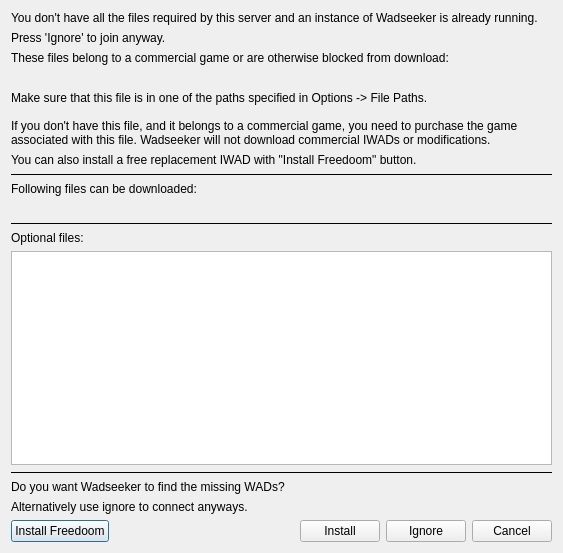
This is src/core/gui/missingwadsdialog.ui in drfrag666/doomseeker-unofficial as Qt 5 draws it before an edit. The edited form follows.
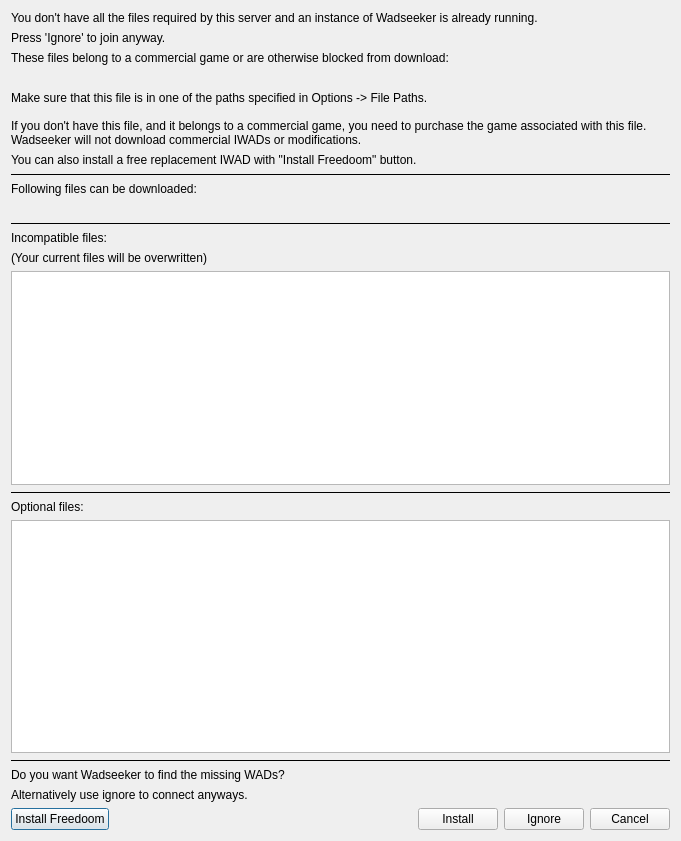
This is the edited form.

Commit message: - More work on issue #3369 -- Now plugins are able to pass any amount of checksums with its PWads (with "PWad::addChecksums") (Checksums being the hash and the algorithm used) -- Incompatible wads are listed in the "WADs" column on the MainWindow -- Trying to join a server or clicking the "Find Missing WADs" button (right click on a server) will check for invalid hashes -- The MissingWadsDialog now lists incompatible wads, which you can de/select (selected by default), and returns the selected ones (very similar as optional WADs) - Some rewrites (especially on MissingWadsDialog)

```diff
--- a/src/core/gui/missingwadsdialog.ui
+++ b/src/core/gui/missingwadsdialog.ui
@@ -6,8 +6,8 @@
    <rect>
     <x>0</x>
     <y>0</y>
-    <width>563</width>
-    <height>553</height>
+    <width>681</width>
+    <height>841</height>
    </rect>
   </property>
   <property name="windowTitle">
@@ -179,6 +179,51 @@
         </layout>
        </widget>
       </item>
+      <item>
+       <widget class="QWidget" name="areaIncompatibleFiles" native="true">
+        <layout class="QVBoxLayout" name="verticalLayout_7">
+         <property name="leftMargin">
+          <number>0</number>
+         </property>
+         <property name="topMargin">
+          <number>0</number>
+         </property>
+         <property name="rightMargin">
+          <number>0</number>
+         </property>
+         <property name="bottomMargin">
+          <number>0</number>
+         </property>
+         <item>
+          <widget class="QLabel" name="label_13">
+           <property name="text">
+            <string>Incompatible files:</string>
+           </property>
+          </widget>
+         </item>
+         <item>
+          <widget class="QLabel" name="label_14">
+           <property name="text">
+            <string>(Your current files will be overwritten)</string>
+           </property>
+          </widget>
+         </item>
+         <item>
+          <widget class="QListWidget" name="incompatibleFilesList"/>
+         </item>
+         <item>
+          <widget class="Line" name="line_7">
+           <property name="frameShadow">
+            <enum>QFrame::Plain</enum>
+           </property>
+           <property name="orientation">
+            <enum>Qt::Horizontal</enum>
+           </property>
+          </widget>
+         </item>
+        </layout>
+       </widget>
+      </item>
       <item>
        <widget class="QWidget" name="areaOptionalFiles" native="true">
         <layout class="QVBoxLayout" name="verticalLayout_3">
```
Left out of the diff: 82 changed lines with no effect on the pictures. The commit also changes 20 other files.
